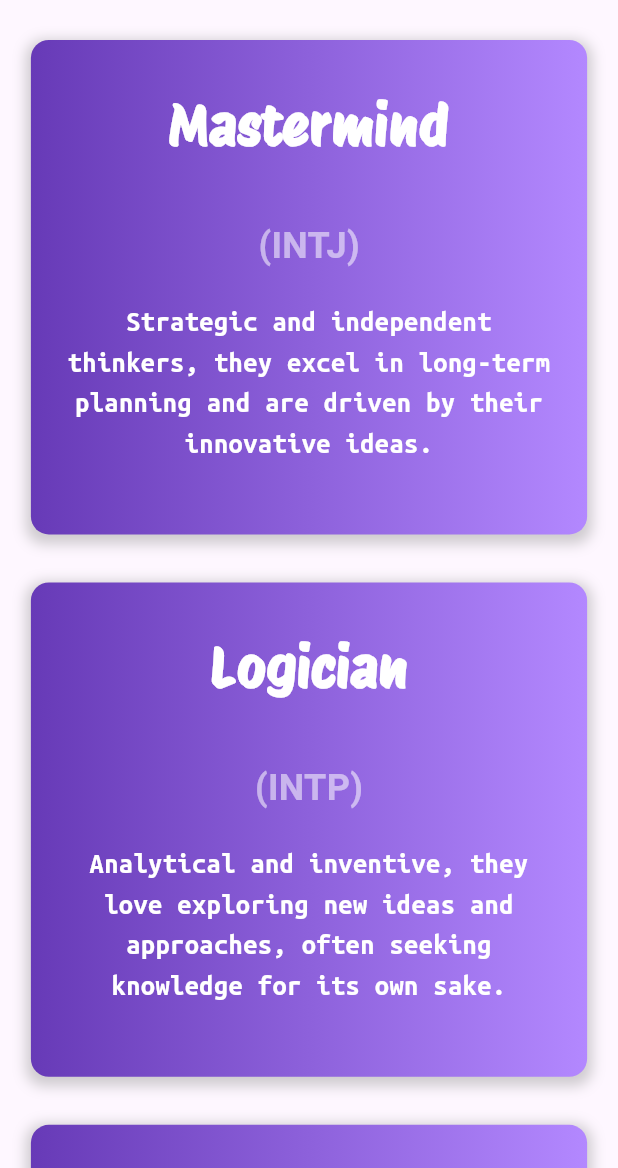
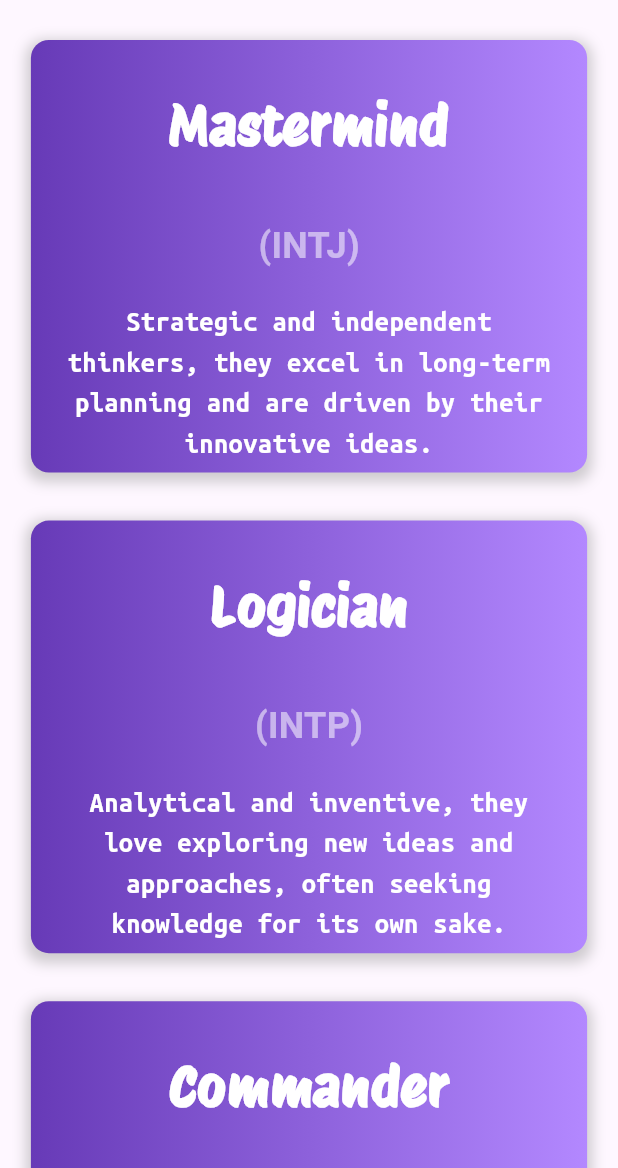
Before and after one commit to softengen/MBTI_Personality_App, a Flutter app: the screen it shows after launch, on a phone screen of 412 x 824 dp, the part 68-1236 px from its top. Run offline on Flutter 3.47's test engine with Material 3 defaults, Android fonts, the phone set to English and light mode, and no system bars; project files that could hold a hidden picture were left out.

Commit message:
Update personality_card.dart

```diff
--- a/lib/widgets/personality_card.dart
+++ b/lib/widgets/personality_card.dart
@@ -37,7 +37,7 @@ class personality_card extends StatelessWidget {
             ),
           ),
           width: w * 0.9,
-          height: h * 0.4,
+          height: h * 0.35,
           child: Column(
             crossAxisAlignment: CrossAxisAlignment.center,
             children: [
```
